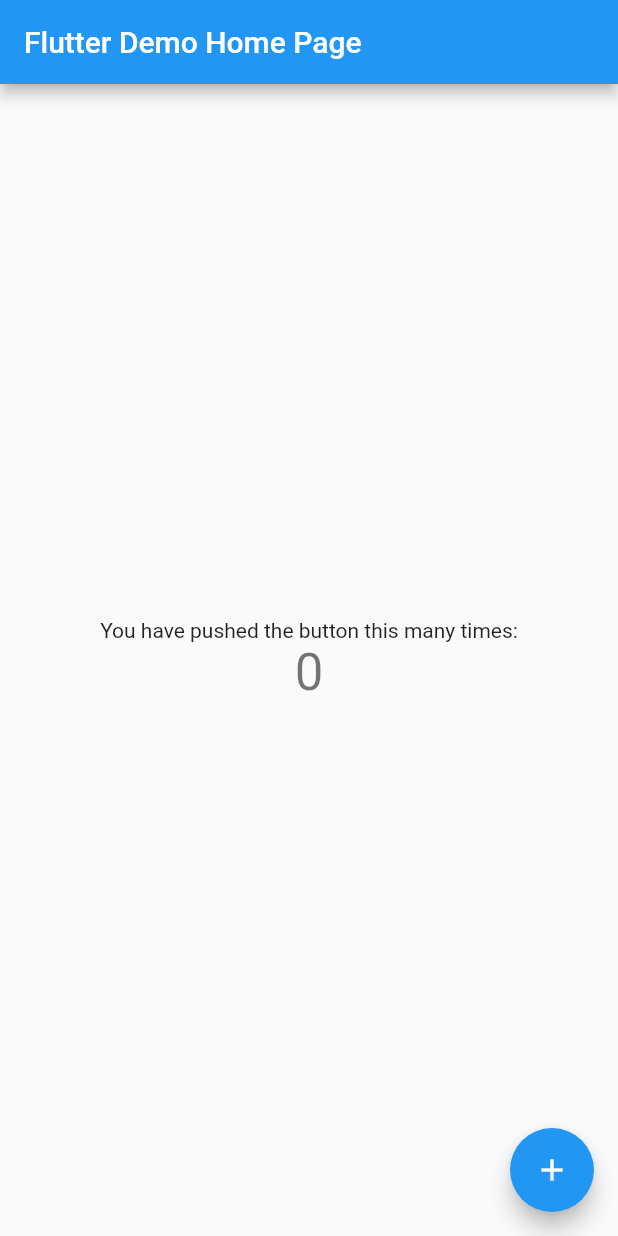
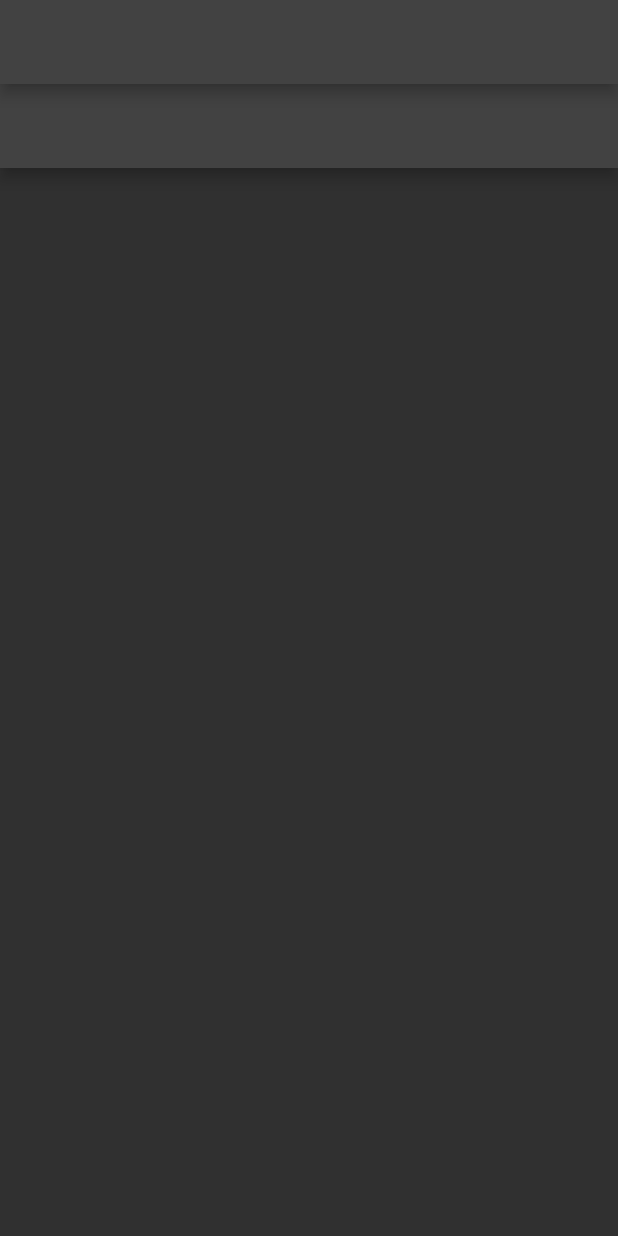
Before and after one commit to zicoovic/notes_app, a Flutter app: the screen it shows after launch, on a phone screen of 412 x 824 dp. Run offline on Flutter 3.47's test engine with Material 2 defaults, Android fonts, the phone set to English and light mode, and no system bars.

Commit message:
update theme and create notes view

```diff
--- a/lib/main.dart
+++ b/lib/main.dart
@@ -1,115 +1,21 @@
 import 'package:flutter/material.dart';
+import 'package:notes_app/view/notes_view.dart';
 
 void main() {
-  runApp(const MyApp());
+  runApp(const NotesApp());
 }
 
-class MyApp extends StatelessWidget {
-  const MyApp({super.key});
+class NotesApp extends StatelessWidget {
+  const NotesApp({super.key});
 
-  // This widget is the root of your application.
   @override
   Widget build(BuildContext context) {
     return MaterialApp(
-      title: 'Flutter Demo',
-      theme: ThemeData(
-        // This is the theme of your application.
-        //
-        // Try running your application with "flutter run". You'll see the
-        // application has a blue toolbar. Then, without quitting the app, try
-        // changing the primarySwatch below to Colors.green and then invoke
-        // "hot reload" (press "r" in the console where you ran "flutter run",
-        // or simply save your changes to "hot reload" in a Flutter IDE).
-        // Notice that the counter didn't reset back to zero; the application
-        // is not restarted.
-        primarySwatch: Colors.blue,
+      theme: ThemeData(brightness: Brightness.dark),
+      home: Scaffold(
+        appBar: AppBar(),
+        body: const NotesView(),
       ),
-      home: const MyHomePage(title: 'Flutter Demo Home Page'),
     );
   }
 }
-
-class MyHomePage extends StatefulWidget {
-  const MyHomePage({super.key, required this.title});
-
-  // This widget is the home page of your application. It is stateful, meaning
-  // that it has a State object (defined below) that contains fields that affect
-  // how it looks.
-
-  // This class is the configuration for the state. It holds the values (in this
-  // case the title) provided by the parent (in this case the App widget) and
-  // used by the build method of the State. Fields in a Widget subclass are
-  // always marked "final".
-
-  final String title;
-
-  @override
-  State<MyHomePage> createState() => _MyHomePageState();
-}
-
-class _MyHomePageState extends State<MyHomePage> {
-  int _counter = 0;
-
-  void _incrementCounter() {
-    setState(() {
-      // This call to setState tells the Flutter framework that something has
-      // changed in this State, which causes it to rerun the build method below
-      // so that the display can reflect the updated values. If we changed
-      // _counter without calling setState(), then the build method would not be
-      // called again, and so nothing would appear to happen.
-      _counter++;
-    });
-  }
-
-  @override
-  Widget build(BuildContext context) {
-    // This method is rerun every time setState is called, for instance as done
-    // by the _incrementCounter method above.
-    //
-    // The Flutter framework has been optimized to make rerunning build methods
-    // fast, so that you can just rebuild anything that needs updating rather
-    // than having to individually change instances of widgets.
-    return Scaffold(
-      appBar: AppBar(
-        // Here we take the value from the MyHomePage object that was created by
-        // the App.build method, and use it to set our appbar title.
-        title: Text(widget.title),
-      ),
-      body: Center(
-        // Center is a layout widget. It takes a single child and positions it
-        // in the middle of the parent.
-        child: Column(
-          // Column is also a layout widget. It takes a list of children and
-          // arranges them vertically. By default, it sizes itself to fit its
-          // children horizontally, and tries to be as tall as its parent.
-          //
-          // Invoke "debug painting" (press "p" in the console, choose the
-          // "Toggle Debug Paint" action from the Flutter Inspector in Android
-          // Studio, or the "Toggle Debug Paint" command in Visual Studio Code)
-          // to see the wireframe for each widget.
-          //
-          // Column has various properties to control how it sizes itself and
-          // how it positions its children. Here we use mainAxisAlignment to
-          // center the children vertically; the main axis here is the vertical
-          // axis because Columns are vertical (the cross axis would be
-          // horizontal).
-          mainAxisAlignment: MainAxisAlignment.center,
-          children: <Widget>[
-            const Text(
-              'You have pushed the button this many times:',
-            ),
-            Text(
-              '$_counter',
-              style: Theme.of(context).textTheme.headline4,
-            ),
-          ],
-        ),
-      ),
-      floatingActionButton: FloatingActionButton(
-        onPressed: _incrementCounter,
-        tooltip: 'Increment',
-        child: const Icon(Icons.add),
-      ), // This trailing comma makes auto-formatting nicer for build methods.
-    );
-  }
-}
--- /dev/null
+++ b/lib/view/notes_view.dart
@@ -0,0 +1,15 @@
+import 'package:flutter/material.dart';
+
+class NotesView extends StatelessWidget {
+  const NotesView({Key? key}) : super(key: key);
+
+  @override
+  Widget build(BuildContext context) {
+    return Scaffold(
+      appBar: AppBar(
+        title: const Text(''),
+      ),
+      body: Container(),
+    );
+  }
+}
```
Also changed, not shown: 1 other file.
